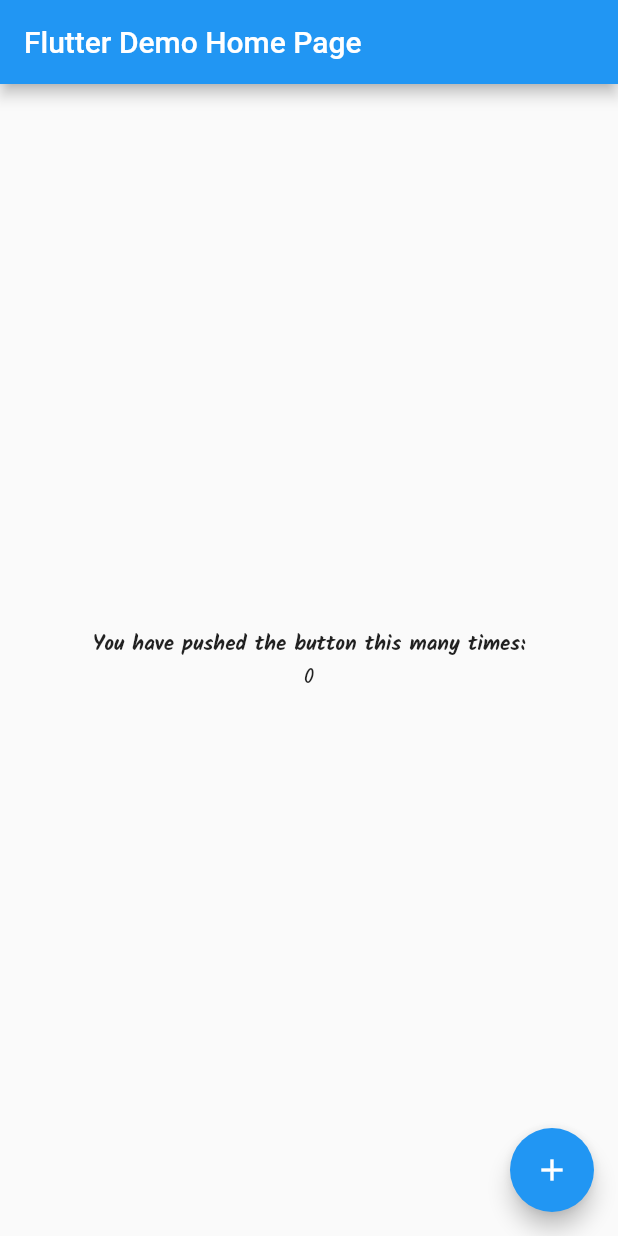
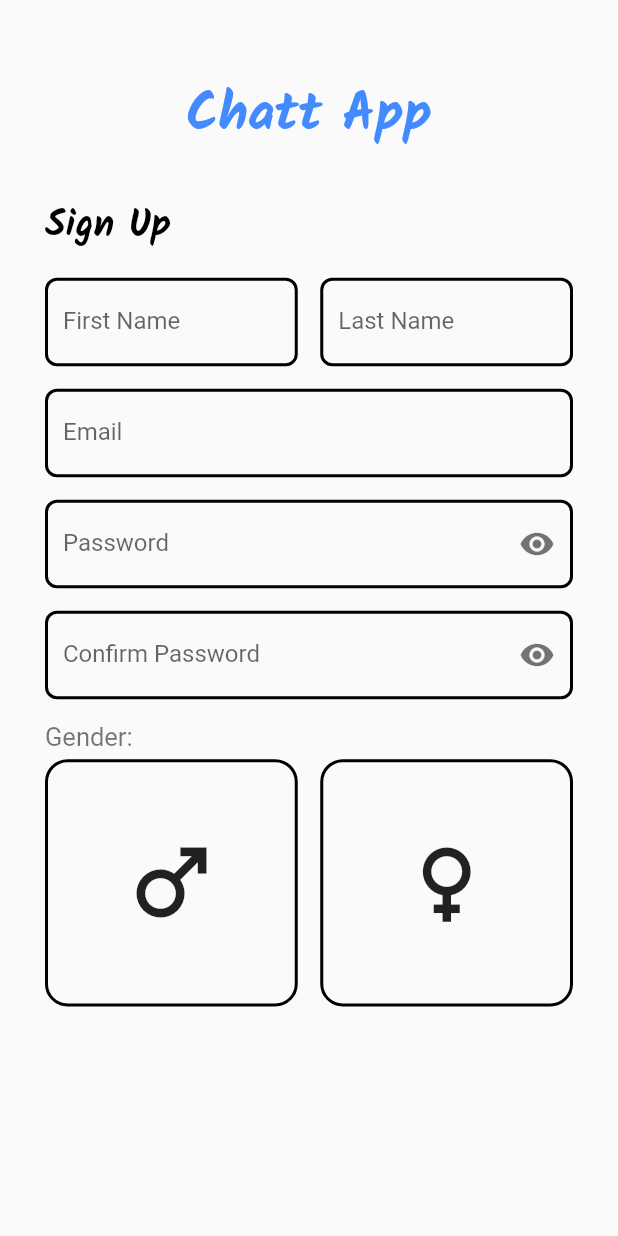
Before and after one commit to yassine-ajroud/ChatApp, a Flutter app: the screen it shows after launch, on a phone screen of 412 x 824 dp. Run offline on Flutter 3.47's test engine with Material 2 defaults, Android fonts, the phone set to English and light mode, and no system bars.

Commit message:
version 1.0

```diff
--- a/chat_app/lib/main.dart
+++ b/chat_app/lib/main.dart
@@ -1,3 +1,4 @@
+import 'package:chat_app/view/screens/signup.dart';
 import 'package:flutter/material.dart';
 
 void main() {
@@ -24,7 +25,7 @@ class MyApp extends StatelessWidget {
         // is not restarted.
         primarySwatch: Colors.blue,
       ),
-      home: const MyHomePage(title: 'Flutter Demo Home Page'),
+      home: Signup_Screen(),
     );
   }
 }
@@ -95,13 +96,12 @@ class _MyHomePageState extends State<MyHomePage> {
           // horizontal).
           mainAxisAlignment: MainAxisAlignment.center,
           children: <Widget>[
-            const Text(
-              'You have pushed the button this many times:',
-              style:TextStyle(fontFamily: 'Kalam',fontWeight: FontWeight.bold)
-            ),
+            const Text('You have pushed the button this many times:',
+                style: TextStyle(
+                    fontFamily: 'Kalam', fontWeight: FontWeight.bold)),
             Text(
               '$_counter',
-              style:TextStyle(fontFamily: 'Kalam'),
+              style: TextStyle(fontFamily: 'Kalam'),
             ),
           ],
         ),
--- /dev/null
+++ b/chat_app/lib/view/screens/signup.dart
@@ -0,0 +1,101 @@
+import 'package:chat_app/view/widgets/input_fileld.dart';
+import 'package:chat_app/view/widgets/singup_gender_box.dart';
+import 'package:flutter/material.dart';
+
+class Signup_Screen extends StatefulWidget {
+  const Signup_Screen({Key? key}) : super(key: key);
+
+  @override
+  State<Signup_Screen> createState() => _Signup_ScreenState();
+}
+
+class _Signup_ScreenState extends State<Signup_Screen> {
+  final GlobalKey<FormState> _key = GlobalKey();
+  @override
+  Widget build(BuildContext context) {
+    return Scaffold(
+      appBar: null,
+      body: Container(
+        width: double.infinity,
+        child: Padding(
+          padding: EdgeInsets.symmetric(horizontal: 30.0),
+          child: SingleChildScrollView(
+            child: Column(
+                crossAxisAlignment: CrossAxisAlignment.center,
+                children: [
+                  SizedBox(
+                    height: MediaQuery.of(context).size.height * 0.06,
+                  ),
+                  const Text(
+                    'Chatt App',
+                    style: TextStyle(
+                      fontFamily: 'Kalam',
+                      fontWeight: FontWeight.bold,
+                      fontSize: 35,
+                      color: Colors.blueAccent,
+                    ),
+                  ),
+                  SizedBox(height: MediaQuery.of(context).size.height * 0.03),
+                  const SizedBox(
+                    width: double.infinity,
+                    child: Text(
+                      'Sign Up',
+                      style: TextStyle(
+                        fontFamily: 'Kalam',
+                        fontWeight: FontWeight.bold,
+                        fontSize: 25,
+                        color: Colors.black,
+                      ),
+                    ),
+                  ),
+                  Form(
+                    key: _key,
+                    child: Column(
+                      children: [
+                        SizedBox(height: 15),
+                        Row(
+                          mainAxisAlignment: MainAxisAlignment.spaceBetween,
+                          children: [
+                            Flexible(child: Input_Field('First Name')),
+                            SizedBox(width: 15),
+                            Flexible(child: Input_Field('Last Name')),
+                          ],
+                        ),
+                        SizedBox(height: 15),
+                        Input_Field('Email', type: TextInputType.emailAddress),
+                        SizedBox(height: 15),
+                        Input_Field('Password', icon: Icons.remove_red_eye),
+                        SizedBox(height: 15),
+                        Input_Field('Confirm Password',
+                            icon: Icons.remove_red_eye),
+                        SizedBox(height: 15),
+                        const SizedBox(
+                            width: double.infinity,
+                            child: Text('Gender:',
+                                style: TextStyle(
+                                  fontSize: 17,
+                                  color: Colors.black54,
+                                ))),
+                        SizedBox(height: 5),
+                        Row(
+                          mainAxisAlignment: MainAxisAlignment.spaceBetween,
+                          children: [
+                            Expanded(
+                                child: Signup_Gender_Box(
+                                    Icons.male, Colors.black)),
+                            SizedBox(width: 15),
+                            Expanded(
+                                child: Signup_Gender_Box(
+                                    Icons.female, Colors.black)),
+                          ],
+                        ),
+                      ],
+                    ),
+                  )
+                ]),
+          ),
+        ),
+      ),
+    );
+  }
+}
--- /dev/null
+++ b/chat_app/lib/view/widgets/input_fileld.dart
@@ -0,0 +1,29 @@
+import 'package:flutter/material.dart';
+
+class Input_Field extends StatelessWidget {
+  String text;
+  IconData? icon;
+  TextInputType? type;
+  Input_Field(this.text, {this.icon, this.type});
+
+  @override
+  Widget build(BuildContext context) {
+    return TextFormField(
+      keyboardType: type,
+      decoration: InputDecoration(
+          suffixIcon: Icon(
+            icon,
+            color: Colors.black54,
+          ),
+          label: Text(text),
+          enabledBorder: OutlineInputBorder(
+            borderSide: const BorderSide(width: 2, color: Colors.black),
+            borderRadius: BorderRadius.circular(8),
+          ),
+          focusedBorder: OutlineInputBorder(
+            borderSide: const BorderSide(width: 2, color: Colors.black),
+            borderRadius: BorderRadius.circular(8),
+          )),
+    );
+  }
+}
--- /dev/null
+++ b/chat_app/lib/view/widgets/singup_gender_box.dart
@@ -0,0 +1,23 @@
+import 'package:flutter/material.dart';
+
+class Signup_Gender_Box extends StatelessWidget {
+  IconData icon;
+  Color color;
+
+  Signup_Gender_Box(this.icon, this.color);
+
+  @override
+  Widget build(BuildContext context) {
+    return Container(
+      height: MediaQuery.of(context).size.height * 0.2,
+      // width: MediaQuery.of(context).size.height * 0.2,
+      child: Icon(
+        icon,
+        size: 70,
+      ),
+      decoration: BoxDecoration(
+          border: Border.all(width: 2, color: color),
+          borderRadius: BorderRadius.circular(15)),
+    );
+  }
+}
```
